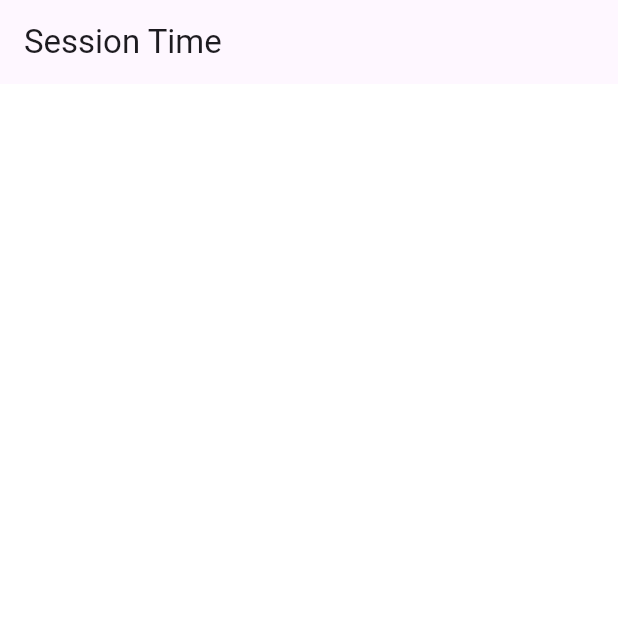
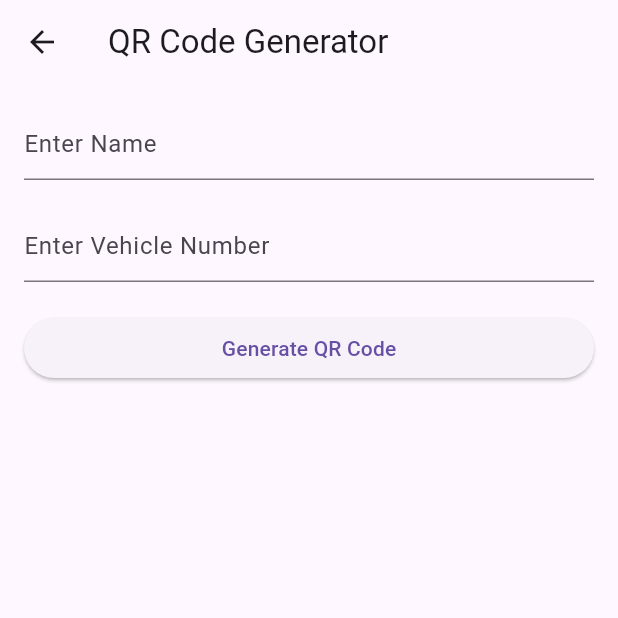
Before and after one commit to subod4/Yantra_1, a Flutter app: the Home screen opened directly, after a tap on "Generate Qr", on a phone screen of 412 x 824 dp, the top half of it. Run offline on Flutter 3.47's test engine with Material 3 defaults, Android fonts, the light colour scheme and no system bars; our stand-ins replace qr_flutter.

Commit message:
Sucessfully integrated qr code

```diff
--- a/lib/pages/home.dart
+++ b/lib/pages/home.dart
@@ -107,7 +107,7 @@ class Home extends StatelessWidget {
                             child: GestureDetector(
                                 onTap: () {
                                   Navigator.push(context, MaterialPageRoute(
-                                      builder: (context) => Generate()));
+                                      builder: (context) => QRCodeGenerator()));
                                 },
                                 child: Center(child: Text("Generate Qr",
                                   style: TextStyle(color: Colors.white,
--- a/lib/pages/qrGenerator.dart
+++ b/lib/pages/qrGenerator.dart
@@ -1,19 +1,60 @@
+
 import 'package:flutter/cupertino.dart';
 import 'package:flutter/material.dart';
+import 'package:yantra/pages/qrPage.dart';
 
-class Generate extends StatelessWidget {
-  const Generate({super.key});
+class QRCodeGenerator extends StatefulWidget {
+@override
+_QRCodeGeneratorState createState() => _QRCodeGeneratorState();
+}
+
+class _QRCodeGeneratorState extends State<QRCodeGenerator> {
+  final TextEditingController _nameController = TextEditingController();
+  final TextEditingController _vehicleNumberController = TextEditingController();
+
+  String? _qrData;
 
   @override
   Widget build(BuildContext context) {
-    return MaterialApp(
-        home:Scaffold(
-          backgroundColor: Colors.white,
-          appBar: AppBar(title: Text("Session Time"),),
-        )
-    );
+    return Scaffold(
+      appBar: AppBar(
+        title: Text('QR Code Generator'),
+      ),
+      body: Padding(
+        padding: const EdgeInsets.all(16.0),
+        child: Column(
+          crossAxisAlignment: CrossAxisAlignment.stretch,
+          children: <Widget>[
+            TextField(
+              controller: _nameController,
+              decoration: InputDecoration(
+                hintText: 'Enter Name',
+              ),
+            ),
+            SizedBox(height: 20),
+            TextField(
+              controller: _vehicleNumberController,
+              decoration: InputDecoration(
+                hintText: 'Enter Vehicle Number',
+              ),
+            ),
+            SizedBox(height: 20),
+            ElevatedButton(
+              onPressed: () {
+                setState(() {
+                  _qrData = '${_nameController.text}\n${_vehicleNumberController.text}';
+                  Navigator.push(context, MaterialPageRoute(builder: (context) => QRViewPage( name: _nameController.text, vehicleNum: _vehicleNumberController.text,)));
+                });
+              },
+              child: Text('Generate QR Code'),
+            ),
+            SizedBox(height: 20),
+            // _qrData != null ? QrImageView(data: _qrData.toString(), version: QrVersions.auto, size: 200,) : SizedBox.shrink(),
 
 
-
+          ],
+        ),
+      ),
+    );
   }
 }
--- /dev/null
+++ b/lib/pages/qrPage.dart
@@ -0,0 +1,26 @@
+
+
+import 'package:flutter/cupertino.dart';
+import 'package:flutter/material.dart';
+import 'package:qr_flutter/qr_flutter.dart';
+
+class QRViewPage extends StatelessWidget {
+  final dynamic name;
+  final dynamic vehicleNum;
+
+
+  QRViewPage({Key? key, required this.name, required this.vehicleNum }):super(key: key);
+
+
+
+  @override
+  Widget build(BuildContext context) {
+
+    String qrData = name +  '\n' + vehicleNum;
+
+    return Scaffold(
+      body: Center(child:
+      QrImageView(data: qrData, version: QrVersions.auto, size: 200,),),
+    );
+  }
+}
--- a/pubspec.yaml
+++ b/pubspec.yaml
@@ -30,6 +30,7 @@ environment:
 dependencies:
   flutter:
     sdk: flutter
+  qr_flutter: ^4.0.0
 
 
   # The following adds the Cupertino Icons font to your application.
```
Also changed, not shown: lib/pages/ownerPage.dart (added), pubspec.lock.
